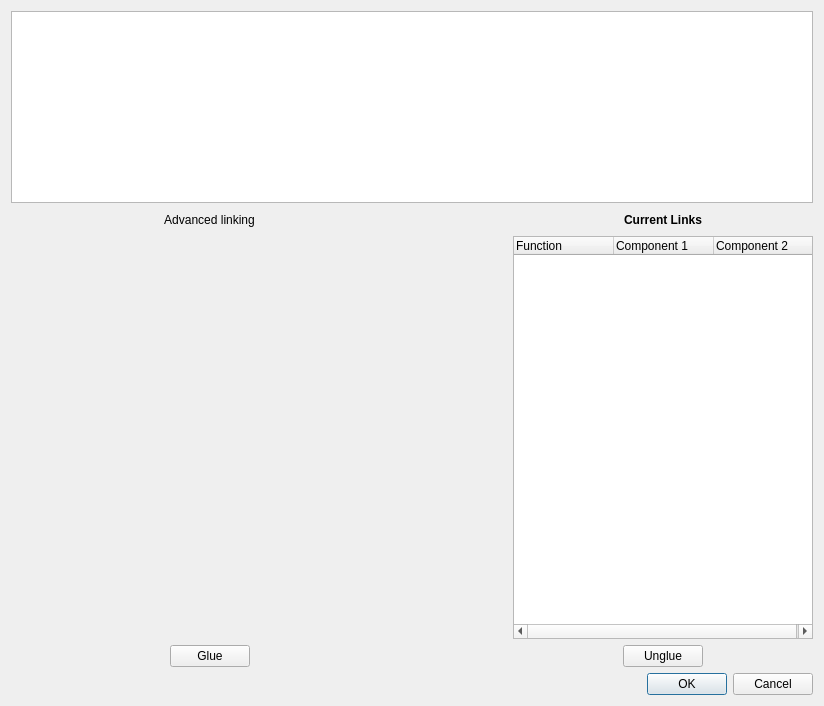
Qt form glue/dialogs/link_editor/qt/link_editor.ui (glue-viz/glue) before a commit.
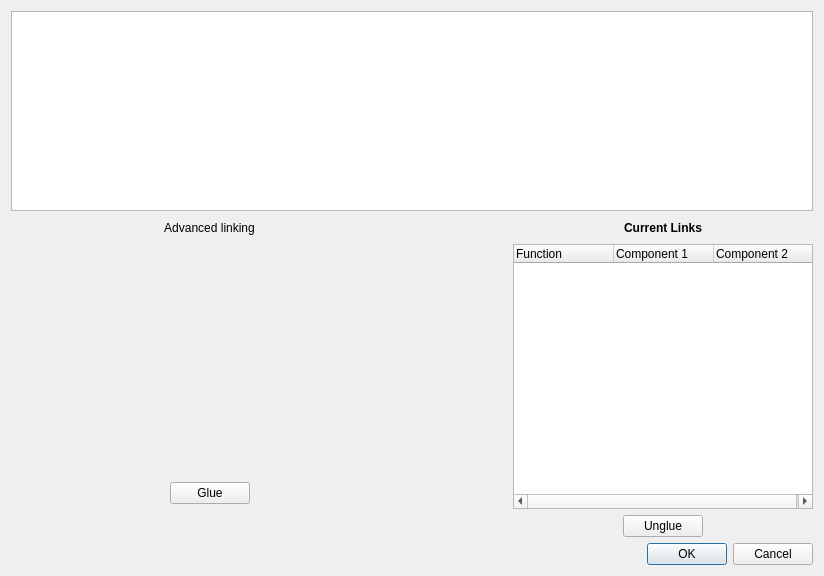
The same form after that commit. Custom widgets are drawn as their Qt base class.

Commit message: Properly add/remove links

Diff of the .ui file:
```diff
--- a/glue/dialogs/link_editor/qt/link_editor.ui
+++ b/glue/dialogs/link_editor/qt/link_editor.ui
@@ -7,7 +7,7 @@
     <x>0</x>
     <y>0</y>
     <width>824</width>
-    <height>706</height>
+    <height>576</height>
    </rect>
   </property>
   <property name="windowTitle">
@@ -25,6 +25,12 @@
        <verstretch>0</verstretch>
       </sizepolicy>
      </property>
+     <property name="minimumSize">
+      <size>
+       <width>0</width>
+       <height>200</height>
+      </size>
+     </property>
      <property name="verticalScrollBarPolicy">
       <enum>Qt::ScrollBarAlwaysOff</enum>
      </property>
@@ -94,46 +100,6 @@
        </item>
       </layout>
      </item>
-     <item row="2" column="2">
-      <layout class="QHBoxLayout" name="horizontalLayout_7">
-       <property name="topMargin">
-        <number>0</number>
-       </property>
-       <item>
-        <spacer name="horizontalSpacer">
-         <property name="orientation">
-          <enum>Qt::Horizontal</enum>
-         </property>
-         <property name="sizeHint" stdset="0">
-          <size>
-           <width>40</width>
-           <height>20</height>
-          </size>
-         </property>
-        </spacer>
-       </item>
-       <item>
-        <widget class="QPushButton" name="add_link">
-         <property name="text">
-          <string>Glue</string>
-         </property>
-        </widget>
-       </item>
-       <item>
-        <spacer name="horizontalSpacer_3">
-         <property name="orientation">
-          <enum>Qt::Horizontal</enum>
-         </property>
-         <property name="sizeHint" stdset="0">
-          <size>
-           <width>40</width>
-           <height>20</height>
-          </size>
-         </property>
-        </spacer>
-       </item>
-      </layout>
-     </item>
      <item row="2" column="6">
       <layout class="QHBoxLayout" name="horizontalLayout_9">
        <item>
@@ -193,11 +159,69 @@
        </property>
       </widget>
      </item>
-     <item row="1" column="2">
+     <item row="1" column="6">
+      <widget class="QTreeWidget" name="current_links">
+       <property name="minimumSize">
+        <size>
+         <width>300</width>
+         <height>0</height>
+        </size>
+       </property>
+       <column>
+        <property name="text">
+         <string>Function</string>
+        </property>
+       </column>
+       <column>
+        <property name="text">
+         <string>Component 1</string>
+        </property>
+       </column>
+       <column>
+        <property name="text">
+         <string>Component 2</string>
+        </property>
+       </column>
+      </widget>
+     </item>
+     <item row="0" column="0" rowspan="3">
+      <widget class="ComponentSelector" name="left_components" native="true">
+       <property name="minimumSize">
+        <size>
+         <width>100</width>
+         <height>0</height>
+        </size>
+       </property>
+      </widget>
+     </item>
+     <item row="0" column="3" rowspan="3">
+      <widget class="ComponentSelector" name="right_components" native="true">
+       <property name="minimumSize">
+        <size>
+         <width>100</width>
+         <height>0</height>
+        </size>
+       </property>
+      </widget>
+     </item>
+     <item row="1" column="2" rowspan="2">
       <layout class="QVBoxLayout" name="verticalLayout_4">
        <property name="leftMargin">
         <number>0</number>
        </property>
+       <item>
+        <spacer name="verticalSpacer">
+         <property name="orientation">
+          <enum>Qt::Vertical</enum>
+         </property>
+         <property name="sizeHint" stdset="0">
+          <size>
+           <width>20</width>
+           <height>40</height>
+          </size>
+         </property>
+        </spacer>
+       </item>
        <item>
         <widget class="LinkEquation" name="signature_editor" native="true">
          <property name="enabled">
@@ -212,7 +236,7 @@
          <property name="minimumSize">
           <size>
            <width>0</width>
-           <height>250</height>
+           <height>200</height>
           </size>
          </property>
          <property name="acceptDrops">
@@ -220,53 +244,61 @@
          </property>
         </widget>
        </item>
+       <item>
+        <layout class="QHBoxLayout" name="horizontalLayout_7">
+         <property name="topMargin">
+          <number>0</number>
+         </property>
+         <item>
+          <spacer name="horizontalSpacer">
+           <property name="orientation">
+            <enum>Qt::Horizontal</enum>
+           </property>
+           <property name="sizeHint" stdset="0">
+            <size>
+             <width>40</width>
+             <height>20</height>
+            </size>
+           </property>
+          </spacer>
+         </item>
+         <item>
+          <widget class="QPushButton" name="add_link">
+           <property name="text">
+            <string>Glue</string>
+           </property>
+          </widget>
+         </item>
+         <item>
+          <spacer name="horizontalSpacer_3">
+           <property name="orientation">
+            <enum>Qt::Horizontal</enum>
+           </property>
+           <property name="sizeHint" stdset="0">
+            <size>
+             <width>40</width>
+             <height>20</height>
+            </size>
+           </property>
+          </spacer>
+         </item>
+        </layout>
+       </item>
+       <item>
+        <spacer name="verticalSpacer_2">
+         <property name="orientation">
+          <enum>Qt::Vertical</enum>
+         </property>
+         <property name="sizeHint" stdset="0">
+          <size>
+           <width>20</width>
+           <height>40</height>
+          </size>
+         </property>
+        </spacer>
+       </item>
       </layout>
      </item>
-     <item row="1" column="6">
-      <widget class="QTreeWidget" name="current_links">
-       <property name="minimumSize">
-        <size>
-         <width>300</width>
-         <height>0</height>
-        </size>
-       </property>
-       <column>
-        <property name="text">
-         <string>Function</string>
-        </property>
-       </column>
-       <column>
-        <property name="text">
-         <string>Component 1</string>
-        </property>
-       </column>
-       <column>
-        <property name="text">
-         <string>Component 2</string>
-        </property>
-       </column>
-      </widget>
-     </item>
-     <item row="0" column="3" rowspan="2">
-      <widget class="ComponentSelector" name="right_components" native="true">
-       <property name="minimumSize">
-        <size>
-         <width>100</width>
-         <height>0</height>
-        </size>
-       </property>
-      </widget>
-     </item>
-     <item row="0" column="0" rowspan="2">
-      <widget class="ComponentSelector" name="left_components" native="true">
-       <property name="minimumSize">
-        <size>
-         <width>100</width>
-         <height>0</height>
-        </size>
-       </property>
-      </widget>
-     </item>
     </layout>
    </item>
    <item>
```
Left out of the diff: 1 changed line with no effect on the pictures. The commit also changes 2 other files.
